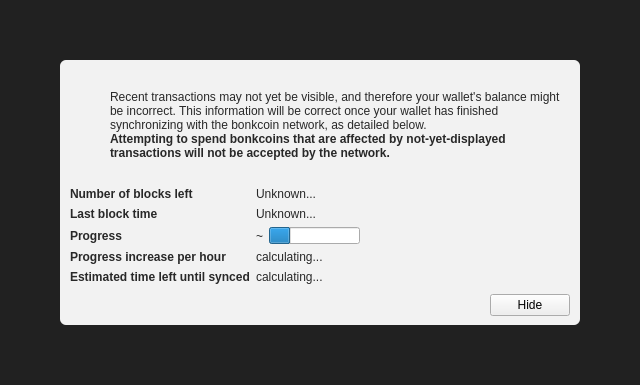
Above: src/qt/forms/modaloverlay.ui from miner2046/Bonkcoin-core before the change. Below: the same form after it.
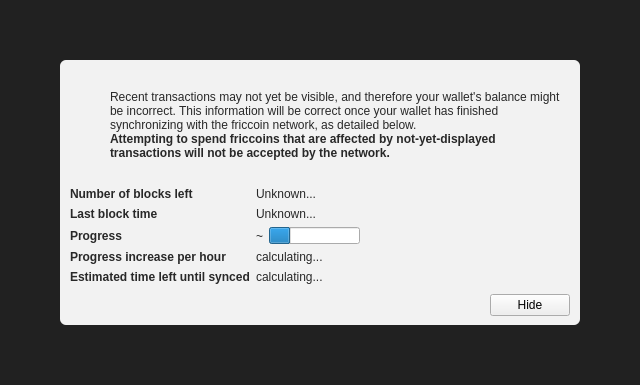
That is the form after the change. Icons and pictures are not drawn. Custom widgets are drawn as their Qt base class.

Patch:
```diff
--- a/src/qt/forms/modaloverlay.ui
+++ b/src/qt/forms/modaloverlay.ui
@@ -130,7 +130,7 @@
              <item>
               <widget class="QLabel" name="infoText">
                <property name="text">
-                <string>Recent transactions may not yet be visible, and therefore your wallet's balance might be incorrect. This information will be correct once your wallet has finished synchronizing with the bonkcoin network, as detailed below.</string>
+                <string>Recent transactions may not yet be visible, and therefore your wallet's balance might be incorrect. This information will be correct once your wallet has finished synchronizing with the friccoin network, as detailed below.</string>
                </property>
                <property name="textFormat">
                 <enum>Qt::RichText</enum>
@@ -149,7 +149,7 @@
                 </font>
                </property>
                <property name="text">
-                <string>Attempting to spend bonkcoins that are affected by not-yet-displayed transactions will not be accepted by the network.</string>
+                <string>Attempting to spend friccoins that are affected by not-yet-displayed transactions will not be accepted by the network.</string>
                </property>
                <property name="textFormat">
                 <enum>Qt::RichText</enum>
```
